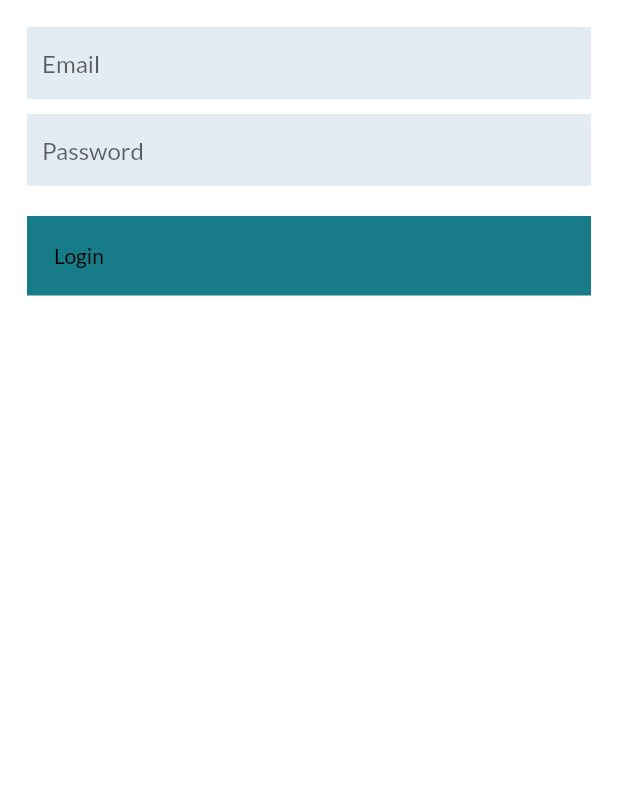
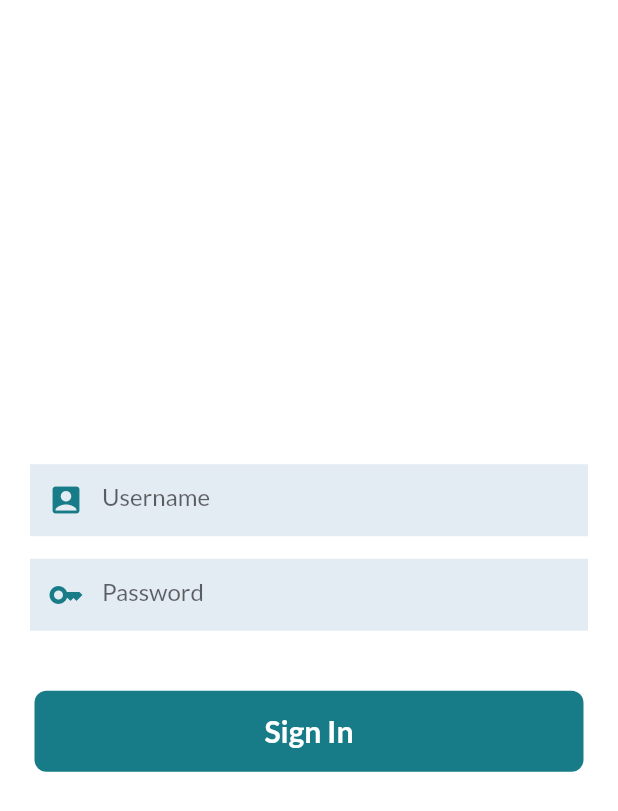
Before and after one commit to KomalJaiswal10/amal_old, a Flutter app: the screen it shows after launch, on a phone screen of 412 x 824 dp. Shown: the top 811 px of the screen. Run offline on Flutter 3.47's test engine with Material 2 defaults, Android fonts, the phone set to English and light mode, and no system bars; our stand-ins replace animated_text_kit, get, google_fonts.

Commit message:
signIn screen

```diff
--- a/lib/main.dart
+++ b/lib/main.dart
@@ -17,7 +17,7 @@ class MyApp extends StatelessWidget {
     return GetMaterialApp(
       debugShowCheckedModeBanner: false,
       title: 'Amal',
-      themeMode: ThemeMode.system,
+      themeMode: ThemeMode.light,
       theme: AAppTheme.ligthTheme,
       darkTheme: AAppTheme.darkTheme,
       home: const LoginPage(),
--- a/lib/view/src/authentication/login.dart
+++ b/lib/view/src/authentication/login.dart
@@ -3,43 +3,43 @@ import 'package:amal/view/widgets/extensions.dart';
 import 'package:amal/view/widgets/textformfields.dart';
 import 'package:flutter/material.dart';
 import 'package:get/get.dart';
-import 'package:gradients/gradients.dart';
 
 class LoginPage extends StatelessWidget {
   const LoginPage({super.key});
 
   @override
   Widget build(BuildContext context) {
-    return SafeArea(
-        child: Scaffold(
-      body: SingleChildScrollView(
-        child: Padding(
-          padding: const EdgeInsets.all(18.0),
+    return Scaffold(
+      body: Padding(
+        padding: const EdgeInsets.all(20.0),
         child: Column(
+          mainAxisAlignment: MainAxisAlignment.center,
           children: [
-              // Image.asset(
-              //   'assets/app_logo/test.png',
-              //   height: 500,
-              // ),jhhhh
             const CustomTextField(
-                hint: 'Email',
+              hint: 'Username',
+              suffixicon: Icons.account_box,
             ),
-              const SizedBox().sizedHeight(height: 10),
-              const CustomTextField(
-                hint: 'Password',
+            15.heigth,
+            const CustomTextField(hint: 'Password', suffixicon: Icons.key),
+            40.heigth,
+            Container(
+              margin: const EdgeInsets.symmetric(horizontal: 3),
+              padding: const EdgeInsets.symmetric(vertical: 15.0),
+              width: Get.width,
+              decoration: const BoxDecoration(
+                  color: Color(0xff177C88),
+                  borderRadius: BorderRadius.all(Radius.circular(8))),
+              child: Center(
+                child: Text(
+                  'Sign In',
+                  style: Theme.of(context).textTheme.titleLarge!.copyWith(
+                      fontWeight: FontWeight.bold, color: AAppColors.white),
                 ),
-
-              const SizedBox().sizedHeight(height: 20),
-              Container(
-                padding: const EdgeInsets.all(18.0),
-                width: Get.width,
-                color: const Color(0xff177C88),
-                child: const Text('Login'),
+              ),
             )
           ],
         ),
       ),
-      ),
-    ));
+    );
   }
 }
--- a/lib/view/widgets/extensions.dart
+++ b/lib/view/widgets/extensions.dart
@@ -1,14 +1,9 @@
 import 'package:flutter/material.dart';
 import 'package:intl/intl.dart';
 
-extension ExtSizedBox on SizedBox {
-  SizedBox sizedWidth({double
-  width = 10.0}) => SizedBox(
-        width: width,
-      );
-  SizedBox sizedHeight({double height = 10.0}) => SizedBox(
-        height: height,
-      );
+extension ExtSizedBox on num {
+  SizedBox get width => SizedBox(width: toDouble());
+  SizedBox get heigth => SizedBox(height: toDouble());
 }
 
 extension ExtDateTime on DateTime {
--- a/lib/view/widgets/textformfields.dart
+++ b/lib/view/widgets/textformfields.dart
@@ -4,10 +4,11 @@ import 'package:flutter/material.dart';
 
 class CustomTextField extends StatelessWidget {
   const CustomTextField(
-      {super.key, this.controller, this.hint, this.onChanged});
+      {super.key, this.controller, this.hint, this.onChanged, this.suffixicon});
   final TextEditingController? controller;
   final String? hint;
   final Function(String)? onChanged;
+  final IconData? suffixicon;
 
   @override
   Widget build(BuildContext context) {
@@ -22,11 +23,14 @@ class CustomTextField extends StatelessWidget {
               : AAppColors.whiteBg,
           filled: true,
           border: InputBorder.none,
-        contentPadding: const EdgeInsets.symmetric(vertical: 0, horizontal: 10),
+          // contentPadding: const EdgeInsets.symmetric(vertical: 0, horizontal: 10),
           focusedBorder: OutlineInputBorder(
               borderSide:
                   BorderSide(color: Colors.white.withOpacity(.2), width: 1)),
-      ),
+          prefixIcon: Icon(suffixicon),
+          prefixIconColor: AAppTheme.isDark
+              ? Colors.white.withOpacity(.4)
+              : const Color(0xff177C88)),
     );
   }
 }
```
Lines whose indentation alone changed are shown as unchanged.
